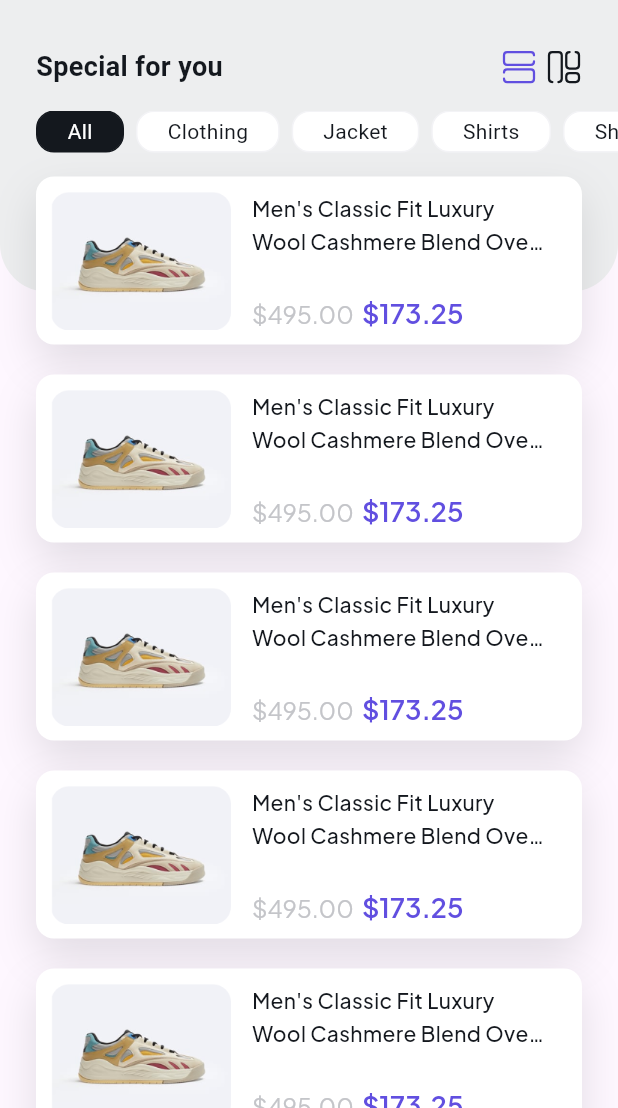
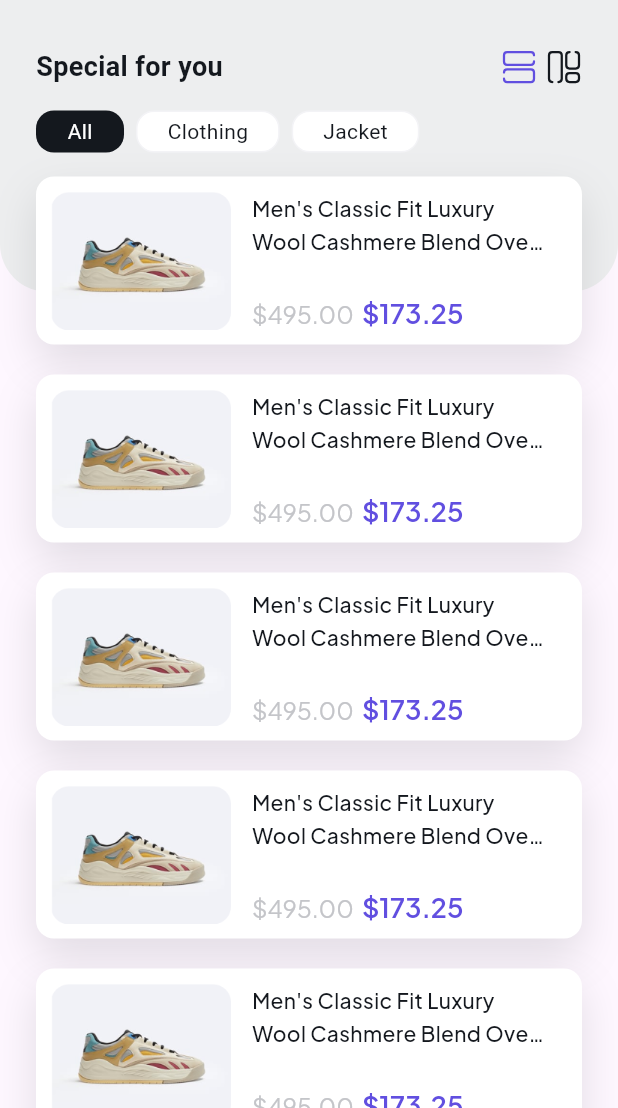
Before and after one commit to tursunalikhorunaliyev/alibi_shop, a Flutter app: the AllProductScreen screen opened by its route, after a tap on an icon or button, on a phone screen of 412 x 824 dp, the part 128-1236 px from its top. Run offline on Flutter 3.47's test engine with Material 3 defaults, Android fonts, the phone set to English and light mode, and no system bars; our stand-ins replace another_flushbar, bloc, curved_navigation_bar, dio, flutter_bloc, flutter_screenutil and 9 more; accounts and stored records are empty.

Commit message:
create test_bottom, selectble ro upgrade, card update

```diff
--- a/lib/feature/confirm_order/widget/bottom_order_card.dart
+++ b/lib/feature/confirm_order/widget/bottom_order_card.dart
@@ -19,7 +19,8 @@ class BottomOrder extends StatelessWidget {
   Widget build(BuildContext context) {
     return InkWell(
       onTap: ontap,
-      child: Container(
+      child: AnimatedContainer(
+        duration: const Duration(milliseconds: 200),
         width: double.infinity,
         height: 60,
         decoration: BoxDecoration(
--- a/lib/feature/widget/chips/seletable_row.dart
+++ b/lib/feature/widget/chips/seletable_row.dart
@@ -2,7 +2,16 @@ import 'package:flutter/material.dart';
 
 class SelectableRow extends StatefulWidget {
   final bool isSize;
-  const SelectableRow({super.key, this.isSize = false});
+  final Color onFocusContainerColor;
+  final Color onFocusTextColor;
+  final double paddingH;
+  const SelectableRow({
+    super.key,
+    this.isSize = false,
+    this.onFocusContainerColor = const Color(0xFF14181E),
+    this.onFocusTextColor = Colors.white,
+    this.paddingH = 24,
+  });
 
   @override
   State<SelectableRow> createState() => _SelectableRowState();
@@ -17,8 +26,9 @@ class _SelectableRowState extends State<SelectableRow> {
       child: ListView.builder(
         itemCount: widget.isSize ? listSize.length : list.length,
         scrollDirection: Axis.horizontal,
-        padding:
-            widget.isSize ? null : const EdgeInsets.symmetric(horizontal: 24),
+        padding: widget.isSize
+            ? null
+            : EdgeInsets.symmetric(horizontal: widget.paddingH),
         itemBuilder: (context, index) {
           return Padding(
             padding: const EdgeInsets.only(right: 8),
@@ -35,12 +45,12 @@ class _SelectableRowState extends State<SelectableRow> {
                       widget.isSize ? null : BorderRadius.circular(12),
                   shape: widget.isSize ? BoxShape.circle : BoxShape.rectangle,
                   color: selectIndex == index
-                      ? const Color(0xFF14181E)
+                      ? widget.onFocusContainerColor
                       : Colors.white,
                   border: Border.all(
                     width: 1,
                     color: selectIndex == index
-                        ? const Color(0xFF14181E)
+                        ? Colors.transparent
                         : const Color(0xFFF3F3F6),
                   ),
                 ),
@@ -50,7 +60,7 @@ class _SelectableRowState extends State<SelectableRow> {
                     widget.isSize ? listSize[index] : list[index],
                     style: TextStyle(
                       color: selectIndex == index
-                          ? Colors.white
+                          ? widget.onFocusTextColor
                           : const Color(0xFF14181E),
                     ),
                   ),
@@ -67,10 +77,6 @@ class _SelectableRowState extends State<SelectableRow> {
     "All",
     "Clothing",
     "Jacket",
-    "Shirts",
-    "Shirts",
-    "Shirts",
-    "Shirts",
   ];
   List<String> listSize = [
     "S",
--- a/lib/service/navigation/go_router.dart
+++ b/lib/service/navigation/go_router.dart
@@ -7,6 +7,7 @@ import 'package:alibi_shop/feature/confirm_order/screen/confirm_order_screen.dar
 import 'package:alibi_shop/feature/home/home/screen/home_screen.dart';
 import 'package:alibi_shop/feature/profile/screen/profile_screen.dart';
 import 'package:alibi_shop/feature/shopprod/screen/shop_product_screen.dart';
+import 'package:alibi_shop/feature/test_bottom.dart';
 import 'package:alibi_shop/service/navigation/navigation_service.dart';
 import 'package:alibi_shop/service/transition/transitions.dart';
 import 'package:go_router/go_router.dart';
@@ -14,7 +15,7 @@ import 'package:go_router/go_router.dart';
 class AppGoRouter {
   final router = GoRouter(
     navigatorKey: NavigationService.navigatorKey,
-    initialLocation: ConfirmOrderScreen.routeName,
+    initialLocation: TestBottom.routeName,
     routes: [
       ///main
       GoRoute(
@@ -22,6 +23,13 @@ class AppGoRouter {
         pageBuilder: (context, state) => slideTransitionRight(
           state,
           const PhoneNumberScreen(),
+        ),
+      ),
+      GoRoute(
+        path: TestBottom.routeName,
+        pageBuilder: (context, state) => slideTransitionRight(
+          state,
+          const TestBottom(),
         ),
       ),
       GoRoute(
```
Also changed, not shown: lib/feature/test_bottom.dart (added, +150 -0 lines), lib/feature/widget/cards/order_require_card.dart (+20 -0 lines), assets/icons/pritsel.svg (added).
